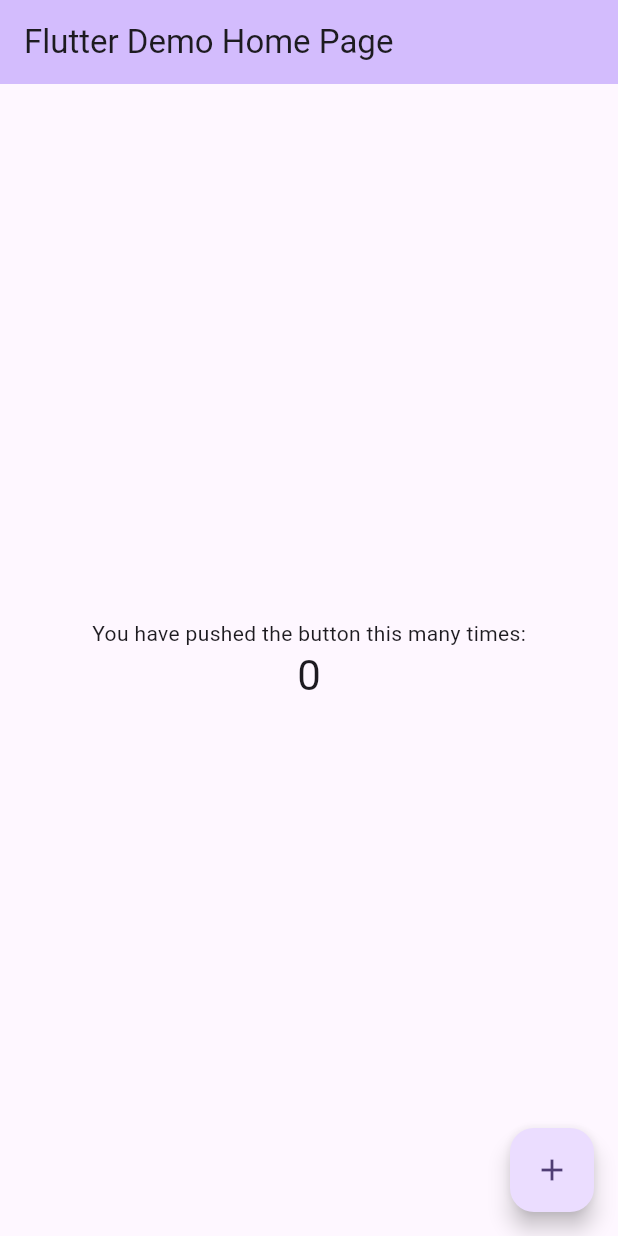
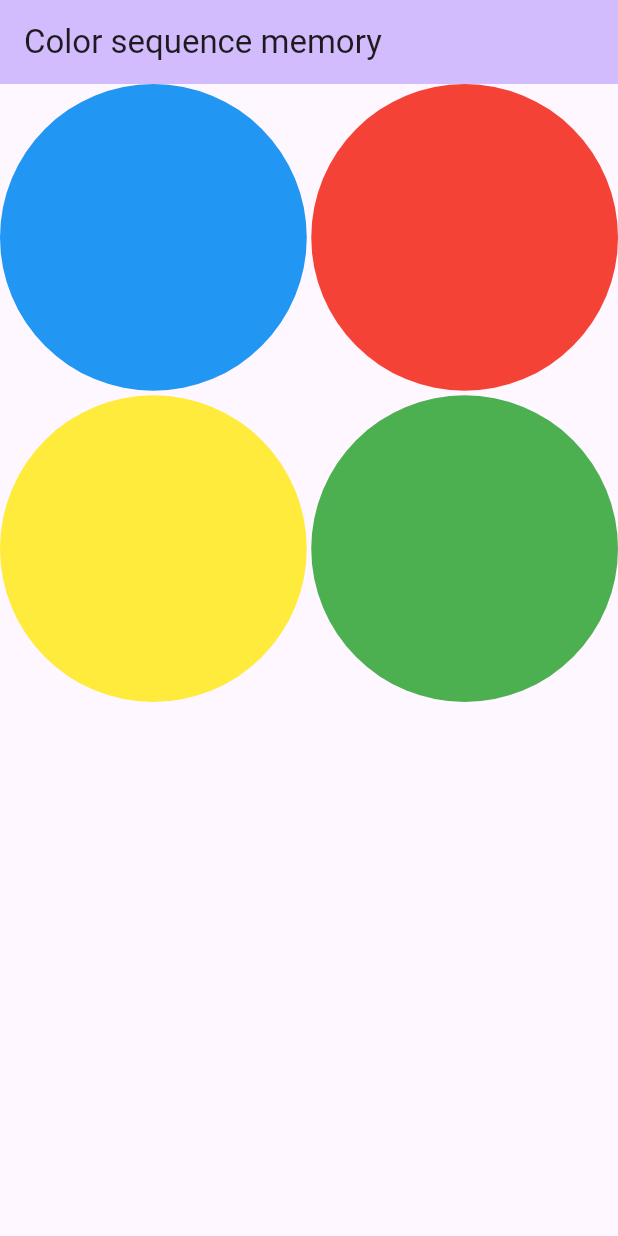
Before and after one commit to loloof64/ColorSequenceMemory, a Flutter app: the screen it shows after launch, on a phone screen of 412 x 824 dp. Run offline on Flutter 3.47's test engine with Material 3 defaults, Android fonts, the phone set to English and light mode, and no system bars; missing offline and left inert: minisound.

Commit message:
feat: we can play sound

```diff
--- a/lib/main.dart
+++ b/lib/main.dart
@@ -1,4 +1,5 @@
 import 'package:flutter/material.dart';
+import 'package:minisound/engine.dart';
 
 void main() {
   runApp(const MyApp());
@@ -6,46 +7,18 @@ void main() {
 
 class MyApp extends StatelessWidget {
   const MyApp({super.key});
-
-  // This widget is the root of your application.
   @override
   Widget build(BuildContext context) {
     return MaterialApp(
-      title: 'Flutter Demo',
-      theme: ThemeData(
-        // This is the theme of your application.
-        //
-        // TRY THIS: Try running your application with "flutter run". You'll see
-        // the application has a purple toolbar. Then, without quitting the app,
-        // try changing the seedColor in the colorScheme below to Colors.green
-        // and then invoke "hot reload" (save your changes or press the "hot
-        // reload" button in a Flutter-supported IDE, or press "r" if you used
-        // the command line to start the app).
-        //
-        // Notice that the counter didn't reset back to zero; the application
-        // state is not lost during the reload. To reset the state, use hot
-        // restart instead.
-        //
-        // This works for code too, not just values: Most code changes can be
-        // tested with just a hot reload.
-        colorScheme: .fromSeed(seedColor: Colors.deepPurple),
-      ),
-      home: const MyHomePage(title: 'Flutter Demo Home Page'),
+      title: 'Color sequence memory',
+      theme: ThemeData(colorScheme: .fromSeed(seedColor: Colors.deepPurple)),
+      home: const MyHomePage(title: 'Color sequence memory'),
     );
   }
 }
 
 class MyHomePage extends StatefulWidget {
   const MyHomePage({super.key, required this.title});
-
-  // This widget is the home page of your application. It is stateful, meaning
-  // that it has a State object (defined below) that contains fields that affect
-  // how it looks.
-
-  // This class is the configuration for the state. It holds the values (in this
-  // case the title) provided by the parent (in this case the App widget) and
-  // used by the build method of the State. Fields in a Widget subclass are
-  // always marked "final".
 
   final String title;
 
@@ -54,68 +27,84 @@ class MyHomePage extends StatefulWidget {
 }
 
 class _MyHomePageState extends State<MyHomePage> {
-  int _counter = 0;
+  late final Engine _engine;
+  bool _engineReady = false;
 
-  void _incrementCounter() {
-    setState(() {
-      // This call to setState tells the Flutter framework that something has
-      // changed in this State, which causes it to rerun the build method below
-      // so that the display can reflect the updated values. If we changed
-      // _counter without calling setState(), then the build method would not be
-      // called again, and so nothing would appear to happen.
-      _counter++;
+  final soundDuration = Duration(milliseconds: 300);
+
+  @override
+  void initState() {
+    super.initState();
+    _engine = Engine();
+    _engine.init().then((_) {
+      _engine.start().then((_) {
+        setState(() {
+          _engineReady = true;
+        });
+      });
     });
+  }
+
+  void _beep(double frequence, Duration duration) async {
+    if (!_engineReady) return;
+    final sound = _engine.genPulse(freq: frequence);
+    sound.play();
+    await Future.delayed(duration);
+    sound.stop();
   }
 
   @override
   Widget build(BuildContext context) {
-    // This method is rerun every time setState is called, for instance as done
-    // by the _incrementCounter method above.
-    //
-    // The Flutter framework has been optimized to make rerunning build methods
-    // fast, so that you can just rebuild anything that needs updating rather
-    // than having to individually change instances of widgets.
+    final spacing = 3.0;
     return Scaffold(
       appBar: AppBar(
-        // TRY THIS: Try changing the color here to a specific color (to
-        // Colors.amber, perhaps?) and trigger a hot reload to see the AppBar
-        // change color while the other colors stay the same.
         backgroundColor: Theme.of(context).colorScheme.inversePrimary,
-        // Here we take the value from the MyHomePage object that was created by
-        // the App.build method, and use it to set our appbar title.
         title: Text(widget.title),
       ),
       body: Center(
-        // Center is a layout widget. It takes a single child and positions it
-        // in the middle of the parent.
-        child: Column(
-          // Column is also a layout widget. It takes a list of children and
-          // arranges them vertically. By default, it sizes itself to fit its
-          // children horizontally, and tries to be as tall as its parent.
-          //
-          // Column has various properties to control how it sizes itself and
-          // how it positions its children. Here we use mainAxisAlignment to
-          // center the children vertically; the main axis here is the vertical
-          // axis because Columns are vertical (the cross axis would be
-          // horizontal).
-          //
-          // TRY THIS: Invoke "debug painting" (choose the "Toggle Debug Paint"
-          // action in the IDE, or press "p" in the console), to see the
-          // wireframe for each widget.
-          mainAxisAlignment: .center,
+        child: GridView.count(
+          crossAxisCount: 2,
+          crossAxisSpacing: spacing,
+          mainAxisSpacing: spacing,
           children: [
-            const Text('You have pushed the button this many times:'),
-            Text(
-              '$_counter',
-              style: Theme.of(context).textTheme.headlineMedium,
-            ),
+            _soundButton(context, 200.0, Colors.blue),
+            _soundButton(context, 300.0, Colors.red),
+            _soundButton(context, 500.0, Colors.yellow),
+            _soundButton(context, 400.0, Colors.green),
           ],
         ),
       ),
-      floatingActionButton: FloatingActionButton(
-        onPressed: _incrementCounter,
-        tooltip: 'Increment',
-        child: const Icon(Icons.add),
+    );
+  }
+
+  Widget _soundButton(
+    BuildContext context,
+    soundFrequence,
+    Color backgroundColor,
+  ) {
+    final minSize = MediaQuery.sizeOf(context).shortestSide;
+    final buttonSize = minSize * 0.5;
+    return Container(
+      color: Colors.transparent,
+      width: buttonSize,
+      height: buttonSize,
+      child: ElevatedButton(
+        style: ElevatedButton.styleFrom(
+          elevation: 0,
+          shadowColor: Colors.transparent,
+          backgroundColor: Colors.transparent,
+          shape: const CircleBorder(),
+          padding: EdgeInsets.zero,
+        ),
+        onPressed: () => _beep(soundFrequence, soundDuration),
+        child: Container(
+          width: buttonSize,
+          height: buttonSize,
+          decoration: BoxDecoration(
+            shape: BoxShape.circle,
+            color: backgroundColor,
+          ),
+        ),
       ),
     );
   }
--- a/pubspec.yaml
+++ b/pubspec.yaml
@@ -34,6 +34,7 @@ dependencies:
   # The following adds the Cupertino Icons font to your application.
   # Use with the CupertinoIcons class for iOS style icons.
   cupertino_icons: ^1.0.8
+  minisound: ^2.0.2
 
 dev_dependencies:
   flutter_test:
```
Also changed, not shown: pubspec.lock, 2 other files.
